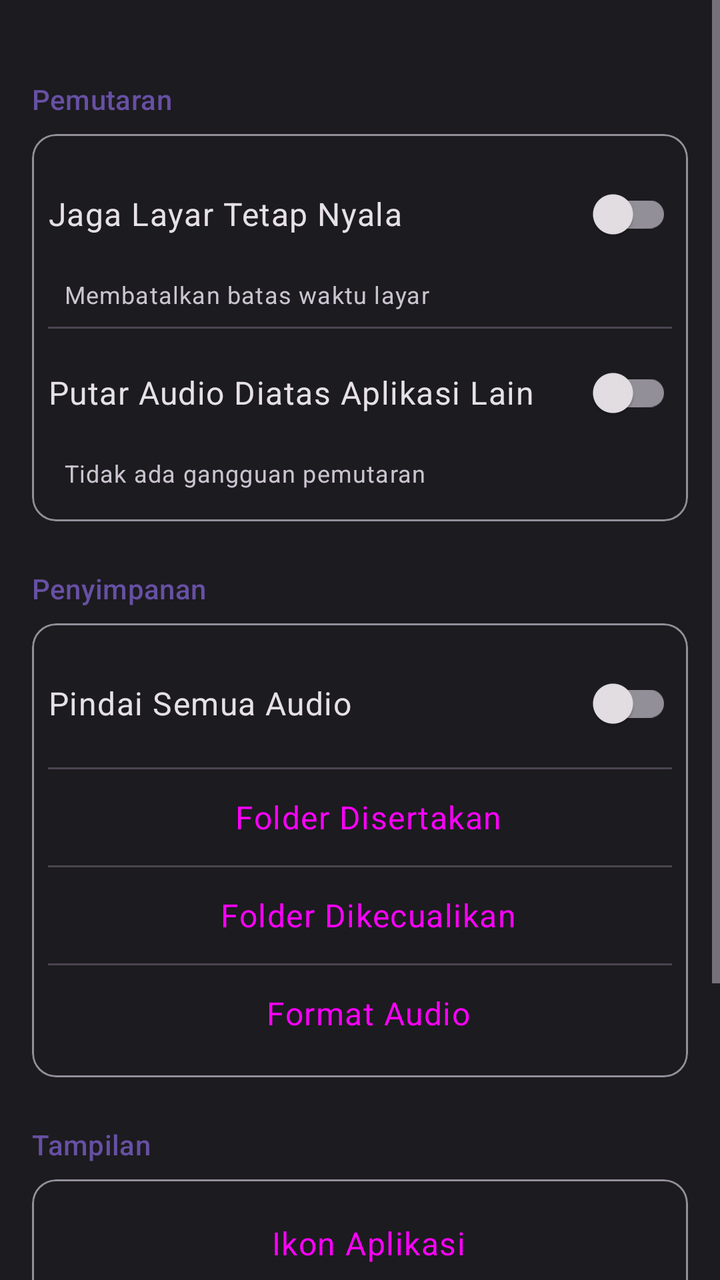
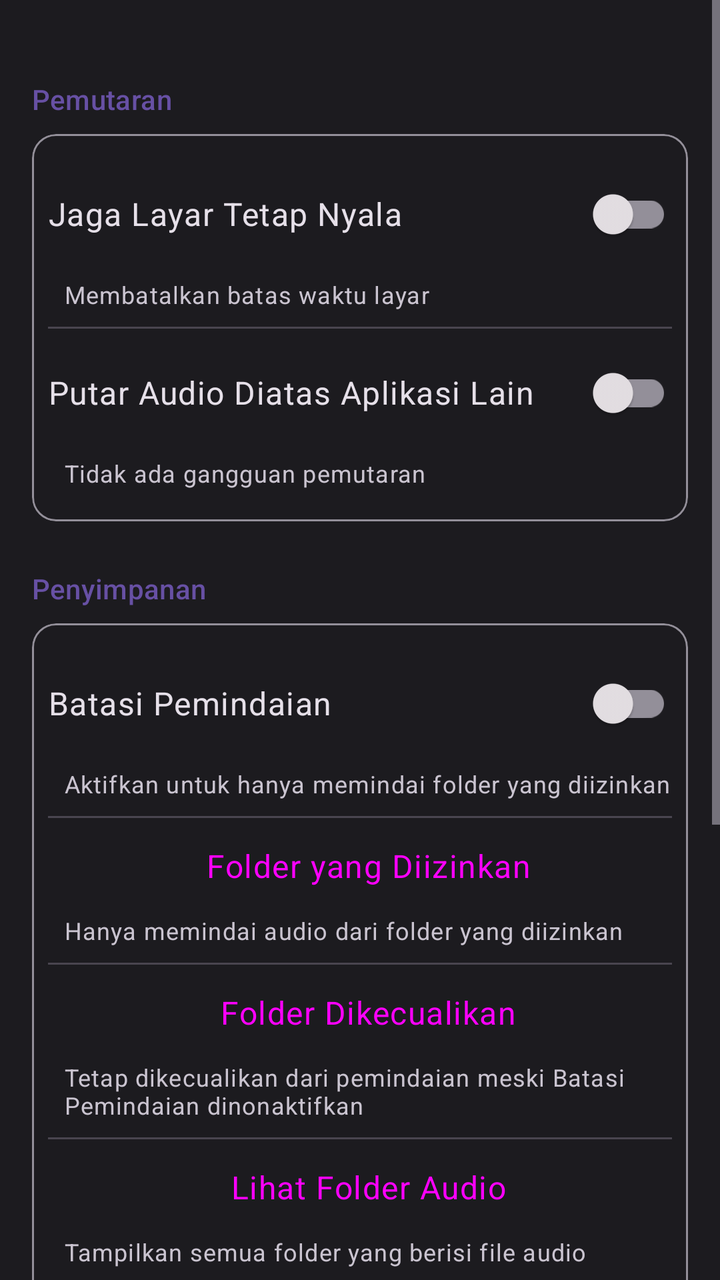

Compare the two renders of this Android layout. The source of the first and the diff that turns it into the second are given below.
<!-- AndroidManifest.xml: application theme AppTheme -->
<!-- res/layout/fragment_settings.xml -->
<?xml version="1.0" encoding="utf-8"?>
<ScrollView xmlns:android="http://schemas.android.com/apk/res/android"
    xmlns:app="http://schemas.android.com/apk/res-auto"
    android:layout_width="match_parent"
    android:layout_height="match_parent"
    android:background="?attr/colorSurface">

    <LinearLayout
        android:layout_width="match_parent"
        android:layout_height="wrap_content"
        android:orientation="vertical"
        android:padding="@dimen/padding_medium">

        <TextView
            android:layout_width="wrap_content"
            android:layout_height="wrap_content"
            android:layout_marginTop="@dimen/padding_large"
            android:text="@string/playback"
            android:textAppearance="?attr/textAppearanceTitleSmall"
            android:textColor="?attr/colorPrimary" />

        <com.google.android.material.card.MaterialCardView
            android:layout_width="match_parent"
            android:layout_height="wrap_content"
            android:layout_marginTop="@dimen/padding_small"
            app:cardElevation="0dp"
            app:strokeWidth="1dp"
            app:strokeColor="?attr/colorOutline">

            <LinearLayout
                android:layout_width="match_parent"
                android:layout_height="wrap_content"
                android:orientation="vertical"
                android:padding="@dimen/padding_small">

                <LinearLayout
                    android:layout_width="match_parent"
                    android:layout_height="wrap_content"
                    android:gravity="center_vertical"
                    android:orientation="horizontal"
                    android:paddingTop="@dimen/padding_small"
                    android:paddingBottom="@dimen/padding_small">

                    <TextView
                        android:layout_width="0dp"
                        android:layout_height="wrap_content"
                        android:layout_weight="1"
                        android:text="@string/keep_screen_on"
                        android:textAppearance="?attr/textAppearanceBodyLarge" />

                    <androidx.appcompat.widget.SwitchCompat
                        android:id="@+id/keep_screen_on_switch"
                        android:layout_width="wrap_content"
                        android:layout_height="wrap_content" />

                </LinearLayout>

                <TextView
                    android:layout_width="wrap_content"
                    android:layout_height="wrap_content"
                    android:layout_marginBottom="@dimen/padding_small"
                    android:paddingStart="@dimen/padding_small"
                    android:text="@string/keep_screen_on_subtitle"
                    android:textAppearance="?attr/textAppearanceBodySmall"
                    android:textColor="?attr/colorOnSurfaceVariant" />

                <View
                    android:layout_width="match_parent"
                    android:layout_height="1dp"
                    android:background="?attr/colorOutlineVariant" />

                <LinearLayout
                    android:layout_width="match_parent"
                    android:layout_height="wrap_content"
                    android:gravity="center_vertical"
                    android:orientation="horizontal"
                    android:paddingTop="@dimen/padding_small"
                    android:paddingBottom="@dimen/padding_small">

                    <TextView
                        android:layout_width="0dp"
                        android:layout_height="wrap_content"
                        android:layout_weight="1"
                        android:text="@string/play_over_other_apps"
                        android:textAppearance="?attr/textAppearanceBodyLarge" />

                    <androidx.appcompat.widget.SwitchCompat
                        android:id="@+id/play_over_other_apps_switch"
                        android:layout_width="wrap_content"
                        android:layout_height="wrap_content" />

                </LinearLayout>

                <TextView
                    android:layout_width="wrap_content"
                    android:layout_height="wrap_content"
                    android:layout_marginBottom="@dimen/padding_small"
                    android:paddingStart="@dimen/padding_small"
                    android:text="@string/play_over_other_apps_subtitle"
                    android:textAppearance="?attr/textAppearanceBodySmall"
                    android:textColor="?attr/colorOnSurfaceVariant" />

            </LinearLayout>

        </com.google.android.material.card.MaterialCardView>

        <TextView
            android:layout_width="wrap_content"
            android:layout_height="wrap_content"
            android:layout_marginTop="@dimen/padding_large"
            android:text="@string/storage"
            android:textAppearance="?attr/textAppearanceTitleSmall"
            android:textColor="?attr/colorPrimary" />

        <com.google.android.material.card.MaterialCardView
            android:layout_width="match_parent"
            android:layout_height="wrap_content"
            android:layout_marginTop="@dimen/padding_small"
            app:cardElevation="0dp"
            app:strokeWidth="1dp"
            app:strokeColor="?attr/colorOutline">

            <LinearLayout
                android:layout_width="match_parent"
                android:layout_height="wrap_content"
                android:orientation="vertical"
                android:padding="@dimen/padding_small">

                <LinearLayout
                    android:layout_width="match_parent"
                    android:layout_height="wrap_content"
                    android:gravity="center_vertical"
                    android:orientation="horizontal"
                    android:paddingVertical="@dimen/padding_small">

                    <TextView
                        android:layout_width="0dp"
                        android:layout_height="wrap_content"
                        android:layout_weight="1"
                        android:text="@string/scan_all_audio"
                        android:textAppearance="?attr/textAppearanceBodyLarge" />

                    <androidx.appcompat.widget.SwitchCompat
                        android:id="@+id/scan_all_audio_switch"
                        android:layout_width="wrap_content"
                        android:layout_height="wrap_content" />

                </LinearLayout>

                <View
                    android:layout_width="match_parent"
                    android:layout_height="1dp"
                    android:background="?attr/colorOutlineVariant" />

                <TextView
                    android:id="@+id/included_folders"
                    style="?android:attr/buttonBarButtonStyle"
                    android:layout_width="match_parent"
                    android:layout_height="wrap_content"
                    android:clickable="true"
                    android:focusable="true"
                    android:paddingVertical="@dimen/padding_small"
                    android:text="@string/included_folders"
                    android:textAppearance="?attr/textAppearanceBodyLarge" />

                <View
                    android:layout_width="match_parent"
                    android:layout_height="1dp"
                    android:background="?attr/colorOutlineVariant" />

                <TextView
                    android:id="@+id/excluded_folders"
                    style="?android:attr/buttonBarButtonStyle"
                    android:layout_width="match_parent"
                    android:layout_height="wrap_content"
                    android:clickable="true"
                    android:focusable="true"
                    android:paddingVertical="@dimen/padding_small"
                    android:text="@string/excluded_folders"
                    android:textAppearance="?attr/textAppearanceBodyLarge" />

                <View
                    android:layout_width="match_parent"
                    android:layout_height="1dp"
                    android:background="?attr/colorOutlineVariant" />

                <TextView
                    android:id="@+id/audio_formats"
                    style="?android:attr/buttonBarButtonStyle"
                    android:layout_width="match_parent"
                    android:layout_height="wrap_content"
                    android:clickable="true"
                    android:focusable="true"
                    android:paddingVertical="@dimen/padding_small"
                    android:text="@string/audio_formats"
                    android:textAppearance="?attr/textAppearanceBodyLarge" />

            </LinearLayout>

        </com.google.android.material.card.MaterialCardView>

        <TextView
            android:layout_width="wrap_content"
            android:layout_height="wrap_content"
            android:layout_marginTop="@dimen/padding_large"
            android:text="@string/appearance"
            android:textAppearance="?attr/textAppearanceTitleSmall"
            android:textColor="?attr/colorPrimary" />

        <com.google.android.material.card.MaterialCardView
            android:layout_width="match_parent"
            android:layout_height="wrap_content"
            android:layout_marginTop="@dimen/padding_small"
            app:cardElevation="0dp"
            app:strokeWidth="1dp"
            app:strokeColor="?attr/colorOutline">

            <LinearLayout
                android:layout_width="match_parent"
                android:layout_height="wrap_content"
                android:orientation="vertical"
                android:padding="@dimen/padding_small">

                <TextView
                    android:id="@+id/choose_app_icon"
                    style="?android:attr/buttonBarButtonStyle"
                    android:layout_width="match_parent"
                    android:layout_height="wrap_content"
                    android:clickable="true"
                    android:focusable="true"
                    android:paddingVertical="@dimen/padding_small"
                    android:text="@string/choose_app_icon"
                    android:textAppearance="?attr/textAppearanceBodyLarge" />

                <TextView
                    android:layout_width="wrap_content"
                    android:layout_height="wrap_content"
                    android:layout_marginBottom="@dimen/padding_small"
                    android:paddingStart="@dimen/padding_small"
                    android:text="@string/choose_app_icon_subtitle"
                    android:textAppearance="?attr/textAppearanceBodySmall"
                    android:textColor="?attr/colorOnSurfaceVariant" />

            </LinearLayout>

        </com.google.android.material.card.MaterialCardView>

        <TextView
            android:layout_width="wrap_content"
            android:layout_height="wrap_content"
            android:layout_marginTop="@dimen/padding_large"
            android:text="@string/documentation"
            android:textAppearance="?attr/textAppearanceTitleSmall"
            android:textColor="?attr/colorPrimary" />

        <com.google.android.material.card.MaterialCardView
            android:layout_width="match_parent"
            android:layout_height="wrap_content"
            android:layout_marginTop="@dimen/padding_small"
            app:cardElevation="0dp"
            app:strokeWidth="1dp"
            app:strokeColor="?attr/colorOutline">

            <LinearLayout
                android:layout_width="match_parent"
                android:layout_height="wrap_content"
                android:orientation="vertical"
                android:padding="@dimen/padding_small">

                <TextView
                    android:id="@+id/view_documentation"
                    style="?android:attr/buttonBarButtonStyle"
                    android:layout_width="match_parent"
                    android:layout_height="wrap_content"
                    android:clickable="true"
                    android:focusable="true"
                    android:paddingVertical="@dimen/padding_small"
                    android:text="@string/view_documentation"
                    android:textAppearance="?attr/textAppearanceBodyLarge" />

                <TextView
                    android:layout_width="wrap_content"
                    android:layout_height="wrap_content"
                    android:layout_marginBottom="@dimen/padding_small"
                    android:paddingStart="@dimen/padding_small"
                    android:text="@string/documentation_subtitle"
                    android:textAppearance="?attr/textAppearanceBodySmall"
                    android:textColor="?attr/colorOnSurfaceVariant" />

            </LinearLayout>

        </com.google.android.material.card.MaterialCardView>

    </LinearLayout>

</ScrollView>
<!-- resources referenced by this layout -->
<resources>
  <dimen name="padding_large">24dp</dimen>
  <dimen name="padding_medium">16dp</dimen>
  <dimen name="padding_small">8dp</dimen>
  <string name="appearance">Tampilan</string>
  <string name="audio_formats">Format Audio</string>
  <string name="choose_app_icon">Ikon Aplikasi</string>
  <string name="choose_app_icon_subtitle">Ubah ikon aplikasi di layar utama</string>
  <string name="documentation">Dokumentasi</string>
  <string name="documentation_subtitle">Panduan, struktur, dan riwayat perubahan</string>
  <string name="excluded_folders">Folder Dikecualikan</string>
  <string name="included_folders">Folder Disertakan</string>
  <string name="keep_screen_on">Jaga Layar Tetap Nyala</string>
  <string name="keep_screen_on_subtitle">Membatalkan batas waktu layar</string>
  <string name="play_over_other_apps">Putar Audio Diatas Aplikasi Lain</string>
  <string name="play_over_other_apps_subtitle">Tidak ada gangguan pemutaran</string>
  <string name="playback">Pemutaran</string>
  <string name="scan_all_audio">Pindai Semua Audio</string>
  <string name="storage">Penyimpanan</string>
  <string name="view_documentation">Lihat Dokumentasi</string>
  <style name="AppTheme" parent="Theme.Material3.Dark.NoActionBar">
          <item name="colorPrimary">@color/primary</item>
          <item name="colorOnPrimary">@color/on_primary</item>
          <item name="colorPrimaryContainer">@color/primary_container</item>
          <item name="colorOnPrimaryContainer">@color/on_primary_container</item>
          <item name="colorSecondary">@color/secondary</item>
          <item name="colorOnSecondary">@color/on_secondary</item>
          <item name="colorSecondaryContainer">@color/secondary_container</item>
          <item name="colorOnSecondaryContainer">@color/on_secondary_container</item>
          <item name="android:colorBackground">@color/background</item>
          <item name="colorOnBackground">@color/on_background</item>
          <item name="colorSurface">@color/surface</item>
          <item name="colorOnSurface">@color/on_surface</item>
          <item name="colorSurfaceVariant">@color/surface_variant</item>
          <item name="colorOnSurfaceVariant">@color/on_surface_variant</item>
          <item name="colorError">@color/error</item>
          <item name="colorOnError">@color/on_error</item>
          <item name="android:statusBarColor">@android:color/transparent</item>
          <item name="android:navigationBarColor">@android:color/transparent</item>
      </style>
  <color name="primary">#FF6750A4</color>
  <color name="on_primary">#FFFFFFFF</color>
  <color name="primary_container">#FF4F378B</color>
  <color name="on_primary_container">#FFEADDFF</color>
  <color name="secondary">#FF625B71</color>
  <color name="on_secondary">#FFFFFFFF</color>
  <color name="secondary_container">#FF4A4458</color>
  <color name="on_secondary_container">#FFE8DEF8</color>
  <color name="background">#FF1C1B1F</color>
  <color name="on_background">#FFE6E1E5</color>
  <color name="surface">#FF1C1B1F</color>
  <color name="on_surface">#FFE6E1E5</color>
  <color name="surface_variant">#FF49454F</color>
  <color name="on_surface_variant">#FFCAC4D0</color>
  <color name="error">#FFF2B8B5</color>
  <color name="on_error">#FF601410</color>
</resources>

<!-- the commit's change to res/layout/fragment_settings.xml (unified diff, before → after) -->
@@ -127,6 +127,7 @@
                 android:padding="@dimen/padding_small">
 
                 <LinearLayout
+                    android:id="@+id/batasi_folder_row"
                     android:layout_width="match_parent"
                     android:layout_height="wrap_content"
                     android:gravity="center_vertical"
@@ -137,16 +138,26 @@
                         android:layout_width="0dp"
                         android:layout_height="wrap_content"
                         android:layout_weight="1"
-                        android:text="@string/scan_all_audio"
+                        android:text="@string/batasi_folder"
                         android:textAppearance="?attr/textAppearanceBodyLarge" />
 
                     <androidx.appcompat.widget.SwitchCompat
-                        android:id="@+id/scan_all_audio_switch"
+                        android:id="@+id/limit_folders_switch"
                         android:layout_width="wrap_content"
                         android:layout_height="wrap_content" />
 
                 </LinearLayout>
 
+                <TextView
+                    android:id="@+id/batasi_folder_subtitle"
+                    android:layout_width="wrap_content"
+                    android:layout_height="wrap_content"
+                    android:layout_marginBottom="@dimen/padding_small"
+                    android:paddingStart="@dimen/padding_small"
+                    android:text="@string/batasi_folder_subtitle"
+                    android:textAppearance="?attr/textAppearanceBodySmall"
+                    android:textColor="?attr/colorOnSurfaceVariant" />
+
                 <View
                     android:layout_width="match_parent"
                     android:layout_height="1dp"
@@ -163,6 +174,16 @@
                     android:text="@string/included_folders"
                     android:textAppearance="?attr/textAppearanceBodyLarge" />
 
+                <TextView
+                    android:id="@+id/included_folders_subtitle"
+                    android:layout_width="wrap_content"
+                    android:layout_height="wrap_content"
+                    android:layout_marginBottom="@dimen/padding_small"
+                    android:paddingStart="@dimen/padding_small"
+                    android:text="@string/included_folders_subtitle"
+                    android:textAppearance="?attr/textAppearanceBodySmall"
+                    android:textColor="?attr/colorOnSurfaceVariant" />
+
                 <View
                     android:layout_width="match_parent"
                     android:layout_height="1dp"
@@ -178,6 +199,41 @@
                     android:paddingVertical="@dimen/padding_small"
                     android:text="@string/excluded_folders"
                     android:textAppearance="?attr/textAppearanceBodyLarge" />
+
+                <TextView
+                    android:id="@+id/excluded_folders_subtitle"
+                    android:layout_width="wrap_content"
+                    android:layout_height="wrap_content"
+                    android:layout_marginBottom="@dimen/padding_small"
+                    android:paddingStart="@dimen/padding_small"
+                    android:text="@string/excluded_folders_subtitle"
+                    android:textAppearance="?attr/textAppearanceBodySmall"
+                    android:textColor="?attr/colorOnSurfaceVariant" />
+
+                <View
+                    android:layout_width="match_parent"
+                    android:layout_height="1dp"
+                    android:background="?attr/colorOutlineVariant" />
+
+                <TextView
+                    android:id="@+id/lihat_folder_audio"
+                    style="?android:attr/buttonBarButtonStyle"
+                    android:layout_width="match_parent"
+                    android:layout_height="wrap_content"
+                    android:clickable="true"
+                    android:focusable="true"
+                    android:paddingVertical="@dimen/padding_small"
+                    android:text="@string/lihat_folder_audio_settings"
+                    android:textAppearance="?attr/textAppearanceBodyLarge" />
+
+                <TextView
+                    android:layout_width="wrap_content"
+                    android:layout_height="wrap_content"
+                    android:layout_marginBottom="@dimen/padding_small"
+                    android:paddingStart="@dimen/padding_small"
+                    android:text="@string/lihat_folder_audio_subtitle"
+                    android:textAppearance="?attr/textAppearanceBodySmall"
+                    android:textColor="?attr/colorOnSurfaceVariant" />
 
                 <View
                     android:layout_width="match_parent"
<!-- resource entries referenced after the edit -->
@@ -5,18 +5,23 @@
   <dimen name="padding_small">8dp</dimen>
   <string name="appearance">Tampilan</string>
   <string name="audio_formats">Format Audio</string>
+  <string name="batasi_folder">Batasi Pemindaian</string>
+  <string name="batasi_folder_subtitle">Aktifkan untuk hanya memindai folder yang diizinkan</string>
   <string name="choose_app_icon">Ikon Aplikasi</string>
   <string name="choose_app_icon_subtitle">Ubah ikon aplikasi di layar utama</string>
   <string name="documentation">Dokumentasi</string>
   <string name="documentation_subtitle">Panduan, struktur, dan riwayat perubahan</string>
   <string name="excluded_folders">Folder Dikecualikan</string>
-  <string name="included_folders">Folder Disertakan</string>
+  <string name="excluded_folders_subtitle">Tetap dikecualikan dari pemindaian meski Batasi Pemindaian dinonaktifkan</string>
+  <string name="included_folders">Folder yang Diizinkan</string>
+  <string name="included_folders_subtitle">Hanya memindai audio dari folder yang diizinkan</string>
   <string name="keep_screen_on">Jaga Layar Tetap Nyala</string>
   <string name="keep_screen_on_subtitle">Membatalkan batas waktu layar</string>
+  <string name="lihat_folder_audio_settings">Lihat Folder Audio</string>
+  <string name="lihat_folder_audio_subtitle">Tampilkan semua folder yang berisi file audio</string>
   <string name="play_over_other_apps">Putar Audio Diatas Aplikasi Lain</string>
   <string name="play_over_other_apps_subtitle">Tidak ada gangguan pemutaran</string>
   <string name="playback">Pemutaran</string>
-  <string name="scan_all_audio">Pindai Semua Audio</string>
   <string name="storage">Penyimpanan</string>
   <string name="view_documentation">Lihat Dokumentasi</string>
   <style name="AppTheme" parent="Theme.Material3.Dark.NoActionBar">
